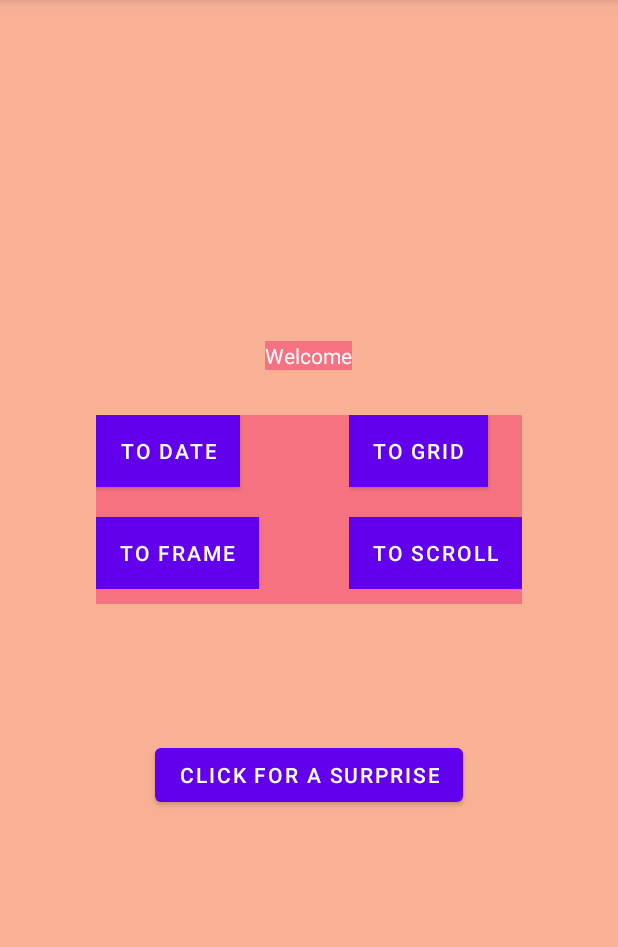
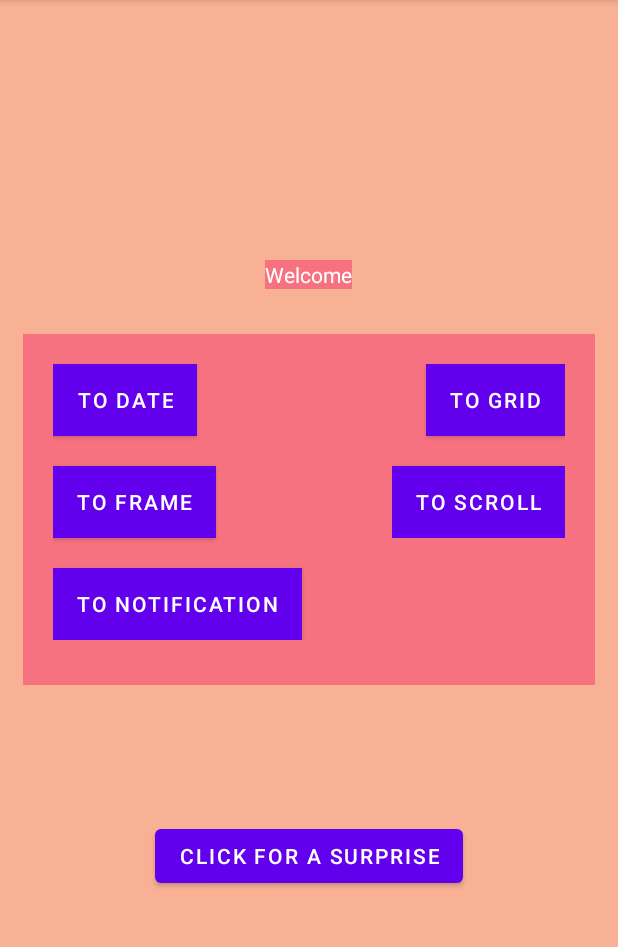
Before and after one commit to andrew-of-ulster/GestationApp, an Android app: the screen it shows after launch (MainActivity), on a phone screen of 412 x 824 dp, the part 84-1031 px from its top. Run offline under Robolectric (Android 15) with nearby library versions, the phone set to English and light mode, and no system bars.

Commit message:
whole bunch of nothing

```diff
--- a/app/src/main/AndroidManifest.xml
+++ b/app/src/main/AndroidManifest.xml
@@ -25,6 +25,7 @@
         <activity android:name=".scrollPage"/>
         <activity android:name=".framePage"/>
         <activity android:name=".actualGridPage"/>
+        <activity android:name=".notiPage"/>
 
     </application>
 
--- a/app/src/main/java/com/example/gestationapp/MainActivity.java
+++ b/app/src/main/java/com/example/gestationapp/MainActivity.java
@@ -10,8 +10,8 @@ import android.widget.TextView;
 
 public class MainActivity extends AppCompatActivity {
 
-    Button firstButton,firstToSec,toScroll, toFrame, toGrid;
-    TextView welcome;;
+    Button firstButton,toDateBut,toScrollBut, toFrameBut, toGridBut, toNotiBut;
+    TextView welcome;
 
 
 
@@ -23,10 +23,11 @@ public class MainActivity extends AppCompatActivity {
         welcome = (TextView) findViewById(R.id.textView);
 
         firstButton = (Button) findViewById(R.id.BUTTON);
-        firstToSec = (Button) findViewById(R.id.nextLayout);
-        toScroll = (Button) findViewById(R.id.toScrollButton);
-        toFrame = (Button) findViewById(R.id.toFrameButton);
-        toGrid = (Button) findViewById(R.id.toGridButton);
+        toDateBut = (Button) findViewById(R.id.nextLayout);
+        toScrollBut = (Button) findViewById(R.id.toScrollButton);
+        toFrameBut = (Button) findViewById(R.id.toFrameButton);
+        toGridBut = (Button) findViewById(R.id.toGridButton);
+        toNotiBut = (Button) findViewById(R.id.toNotiButton);
 
 
         firstButton.setOnClickListener(new View.OnClickListener(){
@@ -40,7 +41,7 @@ public class MainActivity extends AppCompatActivity {
             }
         });
 
-        firstToSec.setOnClickListener(new View.OnClickListener(){
+        toDateBut.setOnClickListener(new View.OnClickListener(){
             @Override
             public void onClick (View view){
                 Intent newIntent = new Intent(MainActivity.this, datePage.class);
@@ -48,7 +49,7 @@ public class MainActivity extends AppCompatActivity {
             }
         });
 
-        toScroll.setOnClickListener(new View.OnClickListener(){
+        toScrollBut.setOnClickListener(new View.OnClickListener(){
             @Override
             public void onClick (View view){
                 Intent newIntent = new Intent(MainActivity.this, scrollPage.class);
@@ -56,7 +57,7 @@ public class MainActivity extends AppCompatActivity {
             }
         });
 
-        toFrame.setOnClickListener(new View.OnClickListener(){
+        toFrameBut.setOnClickListener(new View.OnClickListener(){
             @Override
             public void onClick (View view){
                 Intent newIntent = new Intent(MainActivity.this, framePage.class);
@@ -64,10 +65,18 @@ public class MainActivity extends AppCompatActivity {
             }
         });
 
-        toGrid.setOnClickListener(new View.OnClickListener(){
+        toGridBut.setOnClickListener(new View.OnClickListener(){
             @Override
             public void onClick (View view){
                 Intent newIntent = new Intent(MainActivity.this, actualGridPage.class);
+                startActivity(newIntent);
+            }
+        });
+
+        toNotiBut.setOnClickListener(new View.OnClickListener(){
+            @Override
+            public void onClick (View view){
+                Intent newIntent = new Intent(MainActivity.this, notiPage.class);
                 startActivity(newIntent);
             }
         });
--- a/app/src/main/java/com/example/gestationapp/actualGridPage.java
+++ b/app/src/main/java/com/example/gestationapp/actualGridPage.java
@@ -10,7 +10,7 @@ public class actualGridPage extends AppCompatActivity {
     @Override
     protected void onCreate(Bundle savedInstanceState) {
         super.onCreate(savedInstanceState);
-        setContentView(R.layout.actual_grid_layout);
+        setContentView(R.layout.grid_layout);
 
     }
 
--- a/app/src/main/res/layout/activity_main.xml
+++ b/app/src/main/res/layout/activity_main.xml
@@ -37,7 +37,8 @@
         android:layout_width="wrap_content"
         android:layout_height="wrap_content"
         android:layout_marginBottom="10dp"
-        android:background = "#F67280">
+        android:background = "#F67280"
+        android:padding="20dp">
 
     <LinearLayout
         android:orientation="vertical"
@@ -61,8 +62,17 @@
             android:background="@android:color/white"
             android:text="To Frame"
             android:layout_marginRight="20dp"
+            android:layout_marginBottom="20dp"
             />
 
+        <Button
+            android:id="@+id/toNotiButton"
+            android:layout_width="wrap_content"
+            android:layout_height="wrap_content"
+            android:background="@android:color/white"
+            android:text="To Notification"
+            android:layout_marginRight="20dp"
+            />
 
     </LinearLayout>
 
@@ -72,6 +82,7 @@
         android:layout_height="wrap_content"
         android:layout_marginBottom="10dp"
         android:layout_marginLeft="40dp"
+        android:gravity="right"
         >
 
     <Button
```
Also changed, not shown: app/src/main/java/com/example/gestationapp/datePage.java (+4 -18 lines), app/src/main/java/com/example/gestationapp/notiPage.java (added, +60 -0 lines), app/src/main/res/layout/noti_layout.xml (added, +53 -0 lines), app/src/main/res/layout/date_layout.xml (renamed from app/src/main/res/layout/secondpage.xml), app/src/main/res/layout/grid_layout.xml (renamed from app/src/main/res/layout/actual_grid_layout.xml).
